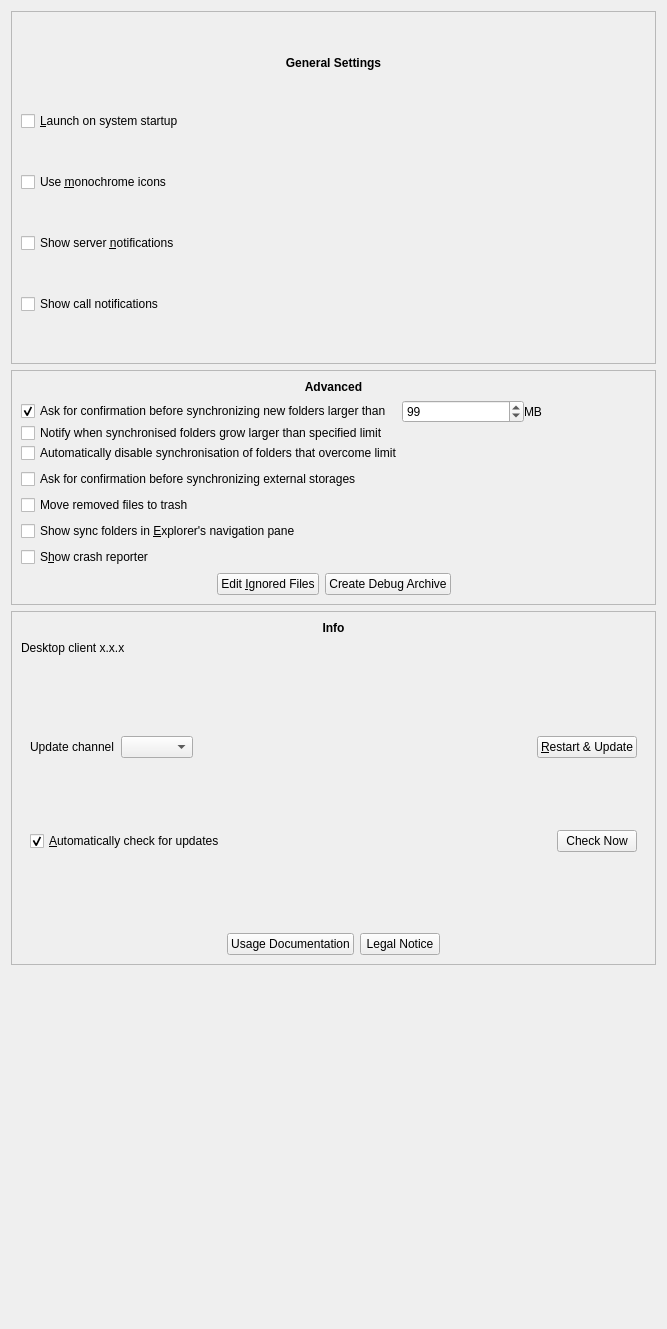
Above: src/gui/generalsettings.ui from nextcloud/desktop before the change. Below: the same form after it.
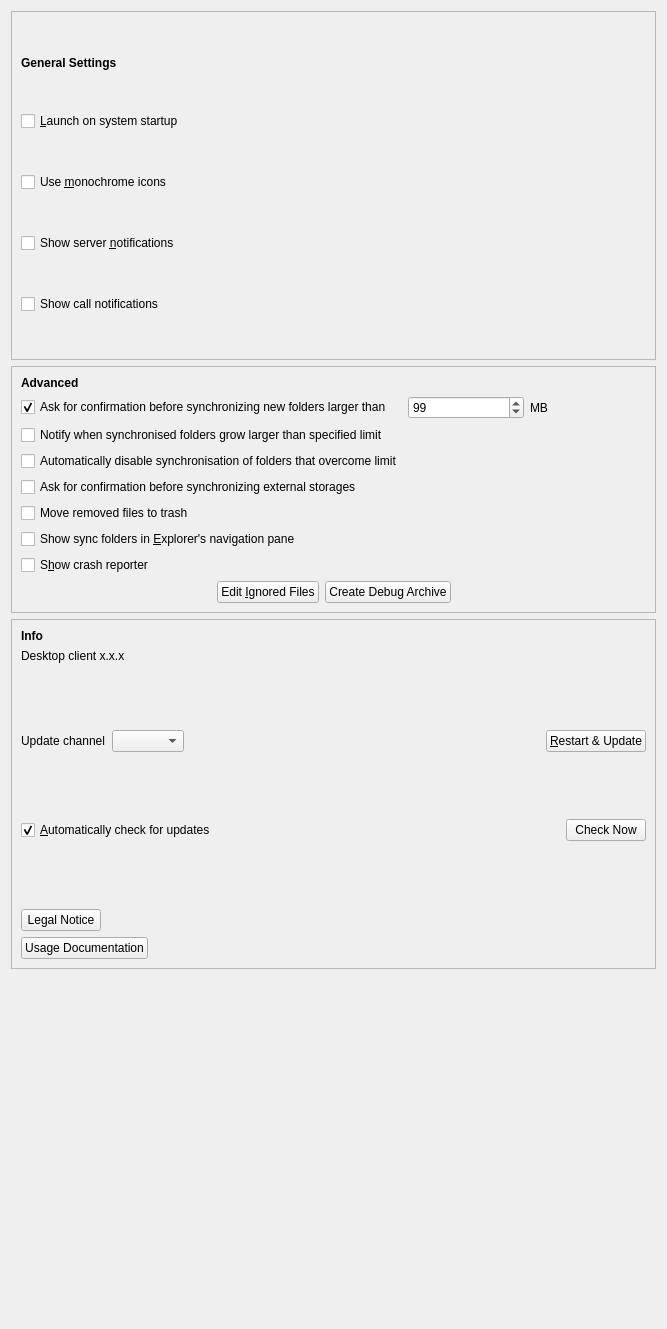
That is the form after the change.

Commit message:
improve layout of general settings tab
still would work only on windows

What changed in the file:
```diff
--- a/src/gui/generalsettings.ui
+++ b/src/gui/generalsettings.ui
@@ -50,15 +50,10 @@
          <string>Advanced</string>
         </property>
         <property name="alignment">
-         <set>Qt::AlignmentFlag::AlignCenter</set>
+         <set>Qt::AlignmentFlag::AlignLeading|Qt::AlignmentFlag::AlignLeft|Qt::AlignmentFlag::AlignVCenter</set>
         </property>
        </widget>
       </item>
-      <item>
-       <layout class="QVBoxLayout" name="verticalLayout_4">
-        <property name="spacing">
-         <number>0</number>
-        </property>
         <item>
          <layout class="QHBoxLayout" name="horizontalLayout_3">
           <item>
@@ -140,8 +135,6 @@
           </item>
          </layout>
         </item>
-       </layout>
-      </item>
       <item>
        <layout class="QHBoxLayout" name="horizontalLayout_8">
         <item>
@@ -274,7 +267,7 @@
          <string>Info</string>
         </property>
         <property name="alignment">
-         <set>Qt::AlignmentFlag::AlignCenter</set>
+         <set>Qt::AlignmentFlag::AlignLeading|Qt::AlignmentFlag::AlignLeft|Qt::AlignmentFlag::AlignVCenter</set>
         </property>
        </widget>
       </item>
@@ -302,7 +295,19 @@
           <verstretch>0</verstretch>
          </sizepolicy>
         </property>
-        <layout class="QVBoxLayout" name="updatesLayout">
+        <layout class="QVBoxLayout" name="verticalLayout_4">
+         <property name="leftMargin">
+          <number>0</number>
+         </property>
+         <property name="topMargin">
+          <number>0</number>
+         </property>
+         <property name="rightMargin">
+          <number>0</number>
+         </property>
+         <property name="bottomMargin">
+          <number>0</number>
+         </property>
          <item>
           <layout class="QHBoxLayout" name="updatesLayout_1">
            <item>
@@ -433,26 +438,6 @@
       </item>
       <item>
        <layout class="QHBoxLayout" name="infoContainer">
-        <item>
-         <spacer name="horizontalSpacer_7">
-          <property name="orientation">
-           <enum>Qt::Orientation::Horizontal</enum>
-          </property>
-          <property name="sizeHint" stdset="0">
-           <size>
-            <width>40</width>
-            <height>20</height>
-           </size>
-          </property>
-         </spacer>
-        </item>
-        <item>
-         <widget class="QPushButton" name="usageDocumentationButton">
-          <property name="text">
-           <string>Usage Documentation</string>
-          </property>
-         </widget>
-        </item>
         <item>
          <widget class="QPushButton" name="legalNoticeButton">
           <property name="text">
@@ -475,6 +460,30 @@
         </item>
        </layout>
       </item>
+      <item>
+       <layout class="QHBoxLayout" name="horizontalLayout_12">
+        <item>
+         <widget class="QPushButton" name="usageDocumentationButton">
+          <property name="text">
+           <string>Usage Documentation</string>
+          </property>
+         </widget>
+        </item>
+        <item>
+         <spacer name="horizontalSpacer_5">
+          <property name="orientation">
+           <enum>Qt::Orientation::Horizontal</enum>
+          </property>
+          <property name="sizeHint" stdset="0">
+           <size>
+            <width>40</width>
+            <height>20</height>
+           </size>
+          </property>
+         </spacer>
+        </item>
+       </layout>
+      </item>
      </layout>
     </widget>
    </item>
@@ -513,7 +522,7 @@
          <string>General Settings</string>
         </property>
         <property name="alignment">
-         <set>Qt::AlignmentFlag::AlignCenter</set>
+         <set>Qt::AlignmentFlag::AlignLeading|Qt::AlignmentFlag::AlignLeft|Qt::AlignmentFlag::AlignVCenter</set>
         </property>
        </widget>
       </item>
```
Lines whose indentation alone changed are shown as unchanged.
